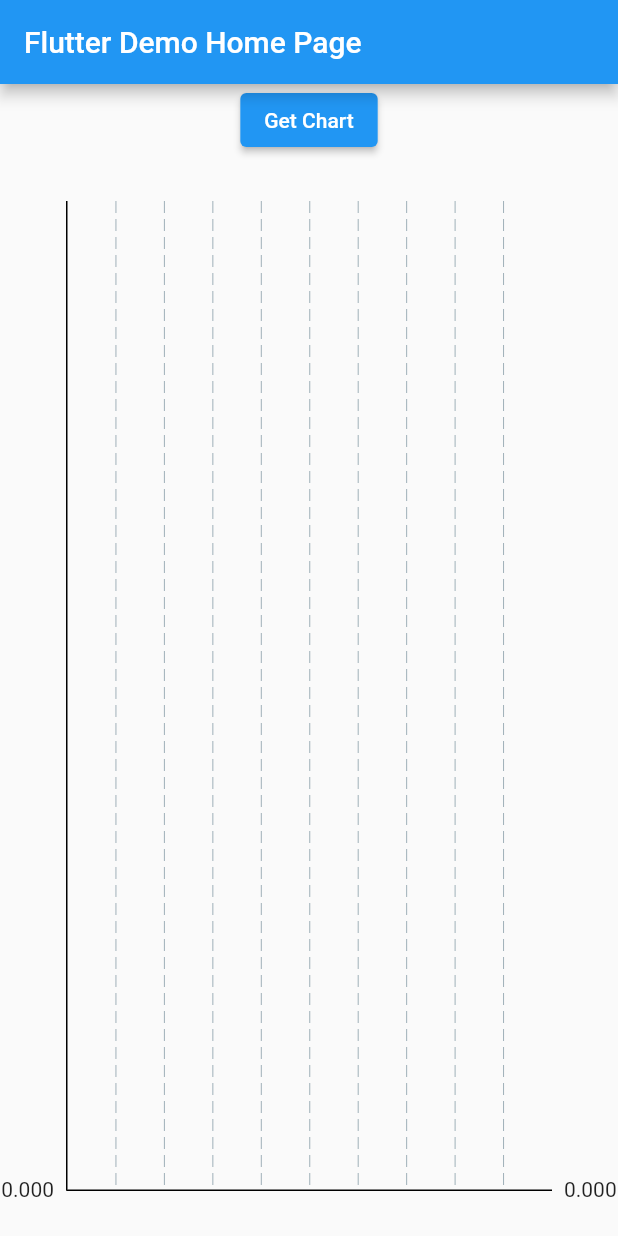
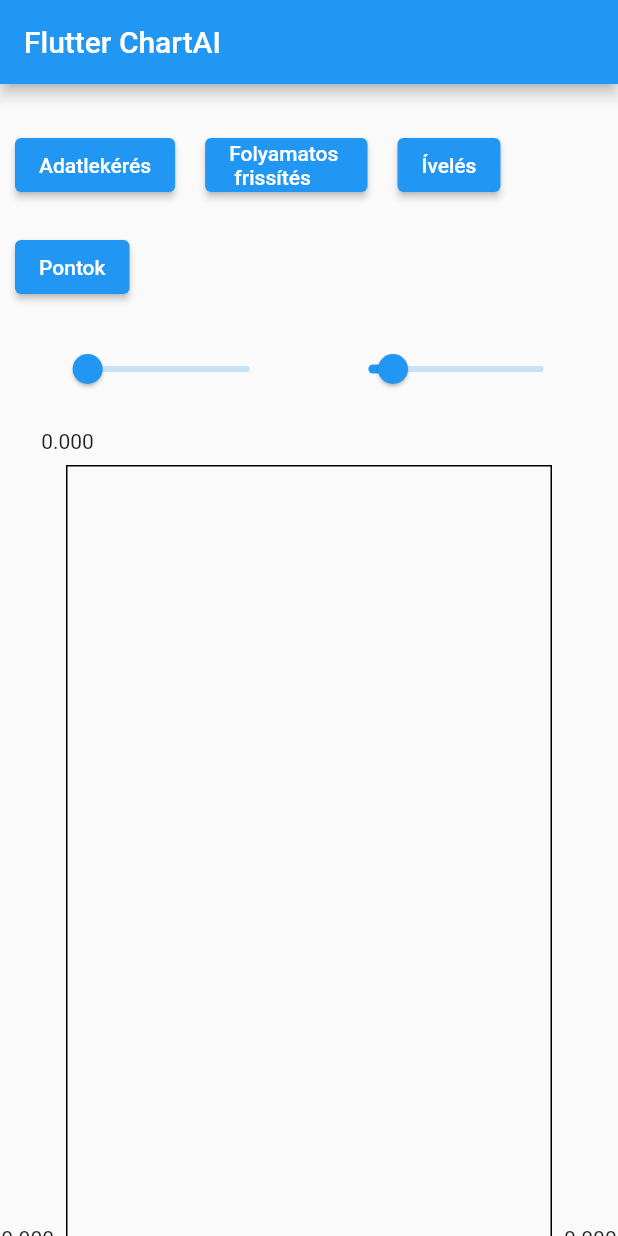
Before and after one commit to ilikecoding34/chartai, a Flutter app: the screen it shows after launch, on a phone screen of 412 x 824 dp. Run offline on Flutter 3.47's test engine with Material 2 defaults, Android fonts, the phone set to English and light mode, and no system bars; drawn by our look-alikes of fl_chart; our stand-ins replace dio; network calls fail.

Commit message:
sliders_and_cont_view

```diff
--- a/lib/main.dart
+++ b/lib/main.dart
@@ -1,4 +1,7 @@
+import 'dart:async';
+
 import 'package:fl_chart/fl_chart.dart';
+import 'package:flutter/foundation.dart';
 import 'package:flutter/material.dart';
 import 'package:dio/dio.dart';
 import 'dart:convert' as convert;
@@ -15,11 +18,11 @@ class MyApp extends StatelessWidget {
   @override
   Widget build(BuildContext context) {
     return MaterialApp(
-      title: 'Flutter Demo',
+      title: 'Flutter ChartAI',
       theme: ThemeData(
         primarySwatch: Colors.blue,
       ),
-      home: const MyHomePage(title: 'Flutter Demo Home Page'),
+      home: const MyHomePage(title: 'Flutter ChartAI'),
     );
   }
 }
@@ -37,60 +40,175 @@ class _MyHomePageState extends State<MyHomePage> {
   int _counter = 0;
   List<dynamic> datas = [0, 0];
   List<double> chartdatas = [];
-
-  void _incrementCounter() {
-    setState(() {
-      _counter++;
-    });
-  }
-
-  Future fetchAlbum() async {}
+  double sliderforbegin = 10.0;
+  double sliderforscale = 20.0;
+  bool refreshing = true;
+  bool curved = false;
+  bool dots = false;
 
   Future getHttp() async {
     try {
       var response = await Dio().get('http://188.166.98.87:1880/GetChartData');
-
-      setState(() {
-        datas = response.data["dataPoints"];
-        datas.forEach((element) {
-          chartdatas.add(element["y"]);
+      chartdatas.clear();
+      datas = response.data["dataPoints"];
+      datas.forEach((element) {
+        setState(() {
+          if (element["y"].runtimeType == int) {
+            chartdatas.add(element["y"].toDouble());
+          } else {
+            chartdatas.add(element["y"]);
+          }
         });
       });
-      print(chartdatas);
     } catch (e) {
       print(e);
     }
   }
 
+  Future autorefresh() async {
+    var time = const Duration(seconds: 1);
+    Timer.periodic(
+        time,
+        (timer) => {
+              if (refreshing) {timer.cancel()},
+              if (_counter == 99) {timer.cancel()},
+              setState(() {
+                _counter++;
+                chartdatas.clear();
+                int kezdo = 0;
+                for (int i = kezdo; i < _counter; i++) {
+                  setState(() {
+                    if (datas[i]["y"].runtimeType == int) {
+                      chartdatas.add(datas[i]["y"].toDouble());
+                    } else {
+                      chartdatas.add(datas[i]["y"]);
+                    }
+                  });
+                }
+              })
+            });
+    refreshing = !refreshing;
+  }
+
+  void slidering() {
+    chartdatas.clear();
+    int begin = sliderforbegin.toInt();
+    int scale = sliderforscale.toInt();
+    int end = begin + scale;
+    if (end > datas.length) {
+      end = datas.length;
+    }
+    for (int i = begin; i < end; i++) {
+      if (datas[i]["y"].runtimeType == int) {
+        chartdatas.add(datas[i]["y"].toDouble());
+      } else {
+        chartdatas.add(datas[i]["y"]);
+      }
+    }
+    setState(() {});
+  }
+
+  @override
+  void initState() {
+    // TODO: implement initState
+    super.initState();
+    getHttp();
+  }
+
   @override
   Widget build(BuildContext context) {
     return Scaffold(
+      resizeToAvoidBottomInset: false,
       appBar: AppBar(
         title: Text(widget.title),
       ),
-      body: Column(
+      body: ListView(
         children: <Widget>[
-          ElevatedButton(onPressed: getHttp, child: const Text('Get Chart')),
-          Expanded(
-            child: BarChart(BarChartData(
-                borderData: FlBorderData(
-                    border: const Border(
-                  top: BorderSide.none,
-                  right: BorderSide.none,
-                  left: BorderSide(width: 1),
-                  bottom: BorderSide(width: 1),
-                )),
-                groupsSpace: 10,
-                barGroups: [
-                  for (int i = 0; i < chartdatas.length; i++)
-                    BarChartGroupData(x: i, barRods: [
-                      BarChartRodData(
-                          y: chartdatas[i] - 400,
-                          width: 5,
-                          colors: [Colors.amber]),
-                    ]),
-                ])),
-          )
+          Padding(
+              padding: const EdgeInsets.only(top: 20),
+              child: Wrap(children: [
+                Padding(
+                    padding: const EdgeInsets.all(10),
+                    child: ElevatedButton(
+                        onPressed: getHttp, child: const Text('Adatlekérés'))),
+                Padding(
+                    padding: const EdgeInsets.all(10),
+                    child: ElevatedButton(
+                        onPressed: autorefresh,
+                        child: refreshing
+                            ? const Text('Folyamatos \n frissítés')
+                            : const Text("Leállítás"))),
+                Padding(
+                    padding: const EdgeInsets.all(10),
+                    child: ElevatedButton(
+                        onPressed: () {
+                          setState(() {
+                            curved = !curved;
+                          });
+                        },
+                        child: const Text('Ívelés'))),
+                Padding(
+                    padding: const EdgeInsets.all(10),
+                    child: ElevatedButton(
+                        onPressed: () {
+                          setState(() {
+                            dots = !dots;
+                          });
+                        },
+                        child: const Text('Pontok'))),
+              ])),
+          Padding(
+              padding: const EdgeInsets.all(10),
+              child: Row(
+                mainAxisAlignment: MainAxisAlignment.spaceAround,
+                children: [
+                  Container(
+                      width: MediaQuery.of(context).size.width * 0.4,
+                      child: Slider(
+                          label: "Kezdőpont: $sliderforbegin",
+                          value: sliderforbegin,
+                          divisions: 149,
+                          min: 1.0,
+                          max: 150.0,
+                          onChanged: (value) {
+                            setState(() {
+                              sliderforbegin = value;
+                            });
+                            slidering();
+                          })),
+                  Container(
+                      width: MediaQuery.of(context).size.width * 0.4,
+                      child: Slider(
+                          label: "Hossz: $sliderforscale",
+                          value: sliderforscale,
+                          divisions: 149,
+                          min: 1.0,
+                          max: 150.0,
+                          onChanged: (value) {
+                            setState(() {
+                              sliderforscale = value;
+                              slidering();
+                            });
+                          })),
+                ],
+              )),
+          Container(
+              padding: const EdgeInsets.only(bottom: 30),
+              child: SizedBox(
+                  height: MediaQuery.of(context).size.height * 0.7,
+                  child: LineChart(LineChartData(lineBarsData: [
+                    LineChartBarData(
+                        isCurved: curved,
+                        preventCurveOverShooting: true,
+                        barWidth: 5,
+                        dotData: FlDotData(
+                          show: dots,
+                        ),
+                        spots: [
+                          for (int i = 0; i < chartdatas.length; i++)
+                            FlSpot(i.toDouble(), chartdatas[i]),
+                        ])
+                  ]))))
         ],
       ),
     );
```
